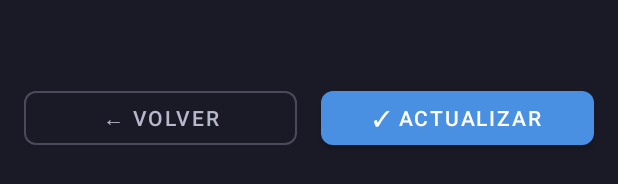
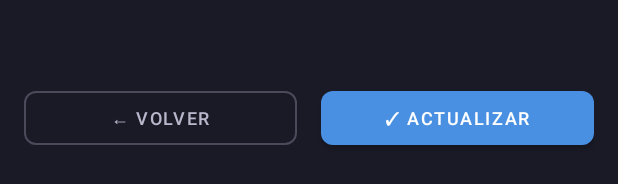
Before and after one commit to zaulem/I-Mail, an Android app: the layout activity_editar_articulo.xml on its own in the app's theme, with its tools: preview values and no code run, on a phone screen of 412 x 824 dp. Shown: the part 1034-1218 px from the top of the screen. Run offline under Robolectric (Android 15) with nearby library versions, the light colour scheme and no system bars.

Commit message:
Arreglando detalles menores en el diseño

```diff
--- a/app/src/main/java/com/example/i_mail/ExportadorCSV.kt
+++ b/app/src/main/java/com/example/i_mail/ExportadorCSV.kt
@@ -45,7 +45,7 @@ object ExportadorCSV {
             addFlags(Intent.FLAG_GRANT_READ_URI_PERMISSION)
         }
 
-        context.startActivity(Intent.createChooser(intent, "Enviar Docuemento por..."))
+        context.startActivity(Intent.createChooser(intent, "Enviar Documento por..."))
     }
 
     fun exportarArticulosExtendido(context: Context, articulos: List<ArticuloExportado>): File? {
--- a/app/src/main/res/layout/activity_editar_articulo.xml
+++ b/app/src/main/res/layout/activity_editar_articulo.xml
@@ -216,7 +216,7 @@
             android:layout_weight="1"
             android:text="← Volver"
             android:textColor="@color/texto_secundario"
-            android:textSize="14sp"
+            android:textSize="12sp"
             app:strokeColor="@color/borde_claro"
             android:layout_marginTop="0dp"
             android:layout_marginBottom="0dp"
@@ -231,7 +231,7 @@
             android:layout_weight="1"
             android:text="✓ Actualizar"
             android:textColor="@color/texto_principal"
-            android:textSize="14sp"
+            android:textSize="12sp"
             android:fontFamily="sans-serif-medium"
             app:cornerRadius="8dp"
             app:backgroundTint="@color/azul_acento"
```
